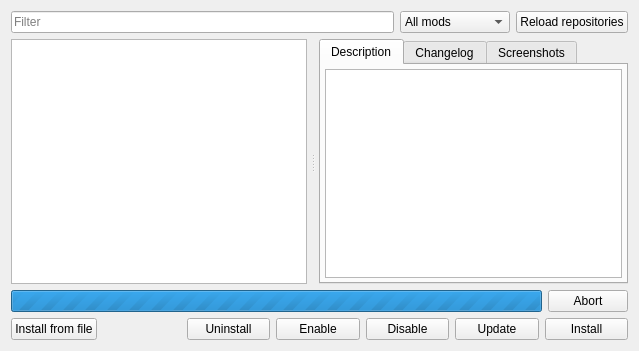
This is launcher/modManager/cmodlistview_moc.ui in vcmi/vcmi as Qt 5 draws it before an edit. The edited form follows.
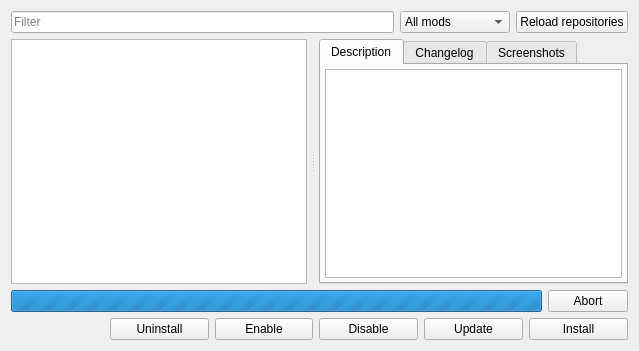
This is the edited form. Icons and pictures are not drawn.

Commit message: Moved Install from file button from Mods to Start Game tab

The edit to the form file:
```diff
--- a/launcher/modManager/cmodlistview_moc.ui
+++ b/launcher/modManager/cmodlistview_moc.ui
@@ -349,41 +349,6 @@
      <property name="spacing">
       <number>6</number>
      </property>
-     <item>
-      <widget class="QPushButton" name="installFromFileButton">
-       <property name="sizePolicy">
-        <sizepolicy hsizetype="Expanding" vsizetype="Fixed">
-         <horstretch>0</horstretch>
-         <verstretch>0</verstretch>
-        </sizepolicy>
-       </property>
-       <property name="minimumSize">
-        <size>
-         <width>51</width>
-         <height>0</height>
-        </size>
-       </property>
-       <property name="maximumSize">
-        <size>
-         <width>170</width>
-         <height>16777215</height>
-        </size>
-       </property>
-       <property name="text">
-        <string>Install from file</string>
-       </property>
-       <property name="icon">
-        <iconset>
-         <normaloff>icons:mod-download.png</normaloff>icons:mod-download.png</iconset>
-       </property>
-       <property name="iconSize">
-        <size>
-         <width>20</width>
-         <height>20</height>
-        </size>
-       </property>
-      </widget>
-     </item>
      <item>
       <spacer name="modButtonSpacer">
        <property name="orientation">
```
Left out of the diff: 4 changed lines with no effect on the pictures. The commit also changes 8 other files.
